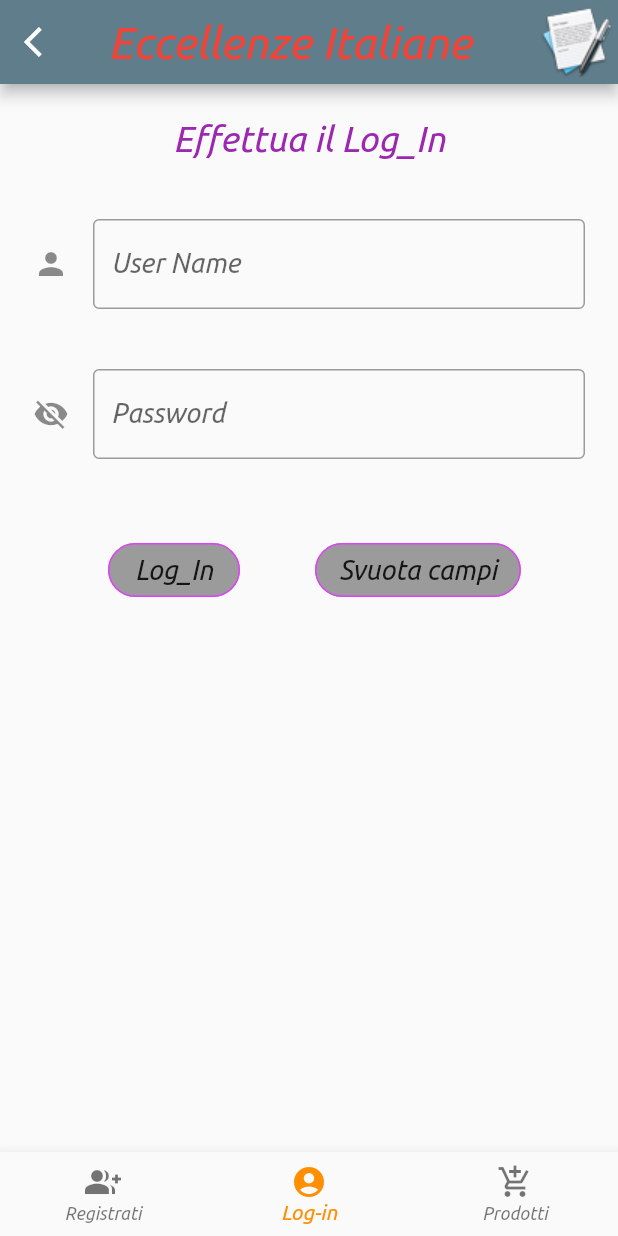
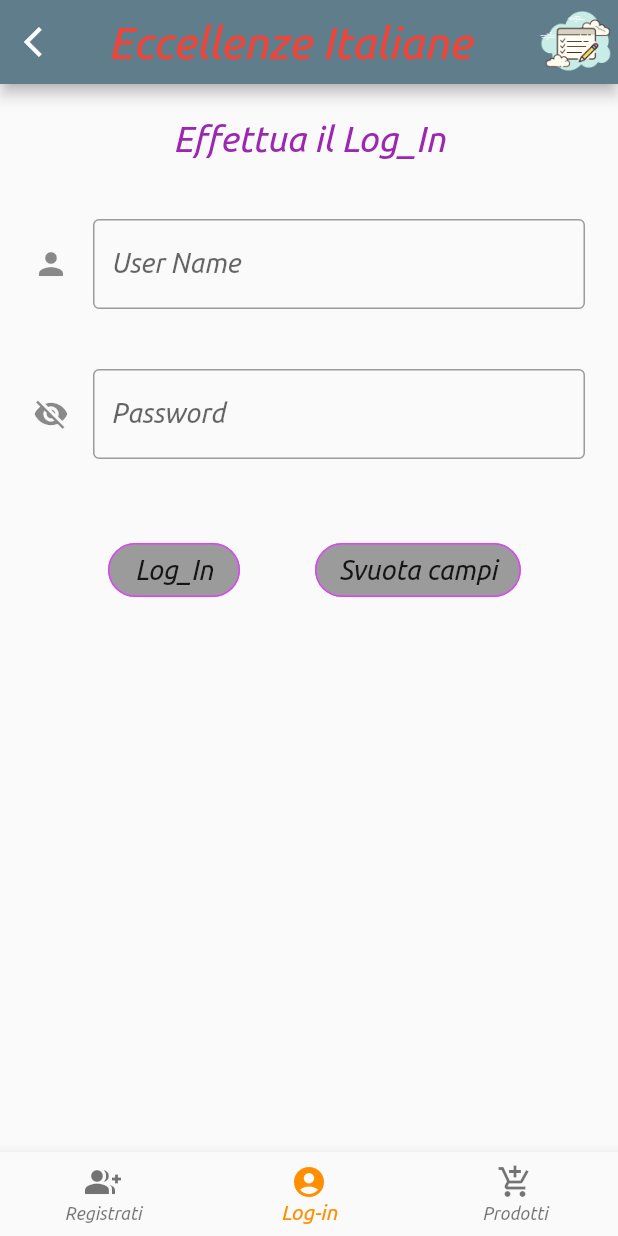
Before and after one commit to daniele10529/eccellenze_italiane, a Flutter app: the screen it shows after launch, item 2 of the bottom bar chosen, on a phone screen of 412 x 824 dp. Run offline on Flutter 3.47's test engine with Material 2 defaults, Android fonts, the phone set to English and light mode, and no system bars; project files that could hold a hidden picture were left out.

Commit message:
versione_completa

```diff
--- a/lib/UITemplate/log_in.dart
+++ b/lib/UITemplate/log_in.dart
@@ -8,8 +8,6 @@ class Log_in extends StatefulWidget{
     return login_content();
   }
 }
-
-
 
 class login_content extends State<Log_in>{
 
@@ -33,7 +31,7 @@ class login_content extends State<Log_in>{
           },
         ),
         actions: <Widget>[
-          new Image.asset("assets/icons/logo.png"),
+          new Image.asset("assets/icons/log-in64.png"),
         ],
         title: new Text("Eccellenze Italiane",
           style: TextStyle(color: Colors.red,fontFamily: "Ubuntu",fontSize: 30),),
--- a/pubspec.yaml
+++ b/pubspec.yaml
@@ -47,6 +47,7 @@ flutter:
   assets:
     - assets/icons/logo.png
     - assets/icons/logo_app.png
+    - assets/icons/log-in64.png
   # An image asset can refer to one or more resolution-specific "variants", see
   # https://flutter.dev/assets-and-images/#resolution-aware.
 
```
Also changed, not shown: assets/icons/log-in64.png (added).
